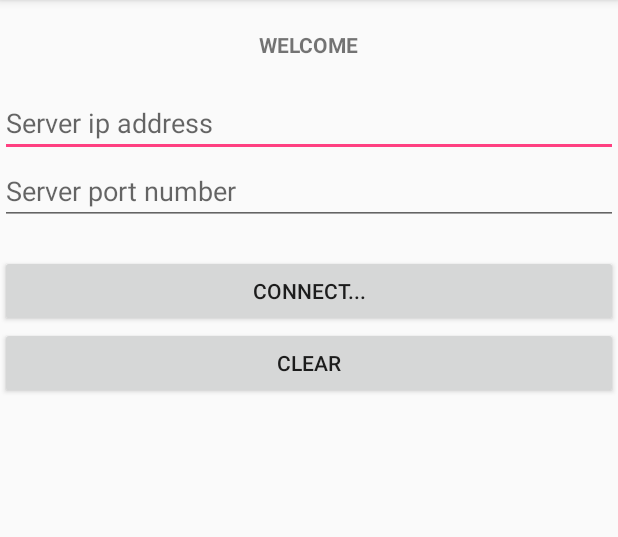
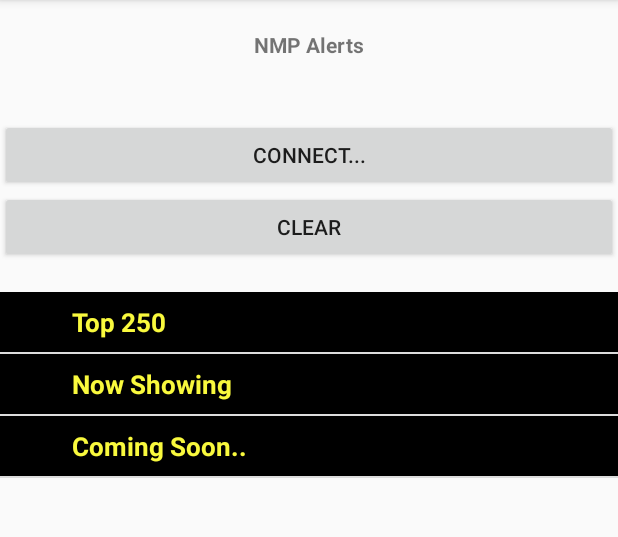
Before and after one commit to apeer001/NMP, an Android app: the screen it shows after launch (MainActivity), on a phone screen of 412 x 824 dp, the part 84-621 px from its top. Run offline under Robolectric (Android 15) with nearby library versions, the phone set to English and light mode, and no system bars.

Commit message:
added expandable list

```diff
--- /dev/null
+++ b/android/NMPAlertViewer/app/src/main/java/com/example/cs183/nmpalertviewer/Adapters/ExpandableListAdapter.java
@@ -0,0 +1,111 @@
+package com.example.cs183.nmpalertviewer.Adapters;
+
+/**
+ * Created by Aaron Peery on 5/31/2016.
+ */
+import java.util.HashMap;
+import java.util.List;
+
+import android.content.Context;
+import android.graphics.Typeface;
+import android.view.LayoutInflater;
+import android.view.View;
+import android.view.ViewGroup;
+import android.widget.BaseExpandableListAdapter;
+import android.widget.TextView;
+
+import com.example.cs183.nmpalertviewer.R;
+
+public class ExpandableListAdapter extends BaseExpandableListAdapter {
+
+    private Context _context;
+    private List<String> _listDataHeader; // header titles
+    // child data in format of header title, child title
+    private HashMap<String, List<String>> _listDataChild;
+
+    public ExpandableListAdapter(Context context, List<String> listDataHeader,
+                                 HashMap<String, List<String>> listChildData) {
+        this._context = context;
+        this._listDataHeader = listDataHeader;
+        this._listDataChild = listChildData;
+    }
+
+    @Override
+    public Object getChild(int groupPosition, int childPosititon) {
+        return this._listDataChild.get(this._listDataHeader.get(groupPosition))
+                .get(childPosititon);
+    }
+
+    @Override
+    public long getChildId(int groupPosition, int childPosition) {
+        return childPosition;
+    }
+
+    @Override
+    public View getChildView(int groupPosition, final int childPosition,
+                             boolean isLastChild, View convertView, ViewGroup parent) {
+
+        final String childText = (String) getChild(groupPosition, childPosition);
+
+        if (convertView == null) {
+            LayoutInflater infalInflater = (LayoutInflater) this._context
+                    .getSystemService(Context.LAYOUT_INFLATER_SERVICE);
+            convertView = infalInflater.inflate(R.layout.list_item, null);
+        }
+
+        TextView txtListChild = (TextView) convertView
+                .findViewById(R.id.lblListItem);
+
+        txtListChild.setText(childText);
+        return convertView;
+    }
+
+    @Override
+    public int getChildrenCount(int groupPosition) {
+        return this._listDataChild.get(this._listDataHeader.get(groupPosition))
+                .size();
+    }
+
+    @Override
+    public Object getGroup(int groupPosition) {
+        return this._listDataHeader.get(groupPosition);
+    }
+
+    @Override
+    public int getGroupCount() {
+        return this._listDataHeader.size();
+    }
+
+    @Override
+    public long getGroupId(int groupPosition) {
+        return groupPosition;
+    }
+
+    @Override
+    public View getGroupView(int groupPosition, boolean isExpanded,
+                             View convertView, ViewGroup parent) {
+        String headerTitle = (String) getGroup(groupPosition);
+        if (convertView == null) {
+            LayoutInflater infalInflater = (LayoutInflater) this._context
+                    .getSystemService(Context.LAYOUT_INFLATER_SERVICE);
+            convertView = infalInflater.inflate(R.layout.list_group, null);
+        }
+
+        TextView lblListHeader = (TextView) convertView
+                .findViewById(R.id.lblListHeader);
+        lblListHeader.setTypeface(null, Typeface.BOLD);
+        lblListHeader.setText(headerTitle);
+
+        return convertView;
+    }
+
+    @Override
+    public boolean hasStableIds() {
+        return false;
+    }
+
+    @Override
+    public boolean isChildSelectable(int groupPosition, int childPosition) {
+        return true;
+    }
+}
--- a/android/NMPAlertViewer/app/src/main/java/com/example/cs183/nmpalertviewer/MainActivity.java
+++ b/android/NMPAlertViewer/app/src/main/java/com/example/cs183/nmpalertviewer/MainActivity.java
@@ -7,7 +7,15 @@ import android.view.View;
 import android.view.View.OnClickListener;
 import android.widget.Button;
 import android.widget.EditText;
+import android.widget.ExpandableListView;
 import android.widget.TextView;
+import android.widget.Toast;
+
+import com.example.cs183.nmpalertviewer.Adapters.ExpandableListAdapter;
+
+import java.util.ArrayList;
+import java.util.HashMap;
+import java.util.List;
 
 
 public class MainActivity extends AppCompatActivity {
@@ -16,13 +24,16 @@ public class MainActivity extends AppCompatActivity {
     EditText editTextAddress, editTextPort;
     Button buttonConnect, buttonClear;
 
+    ExpandableListAdapter listAdapter;
+    ExpandableListView expListView;
+    List<String> listDataHeader;
+    HashMap<String, List<String>> listDataChild;
+
     @Override
     protected void onCreate(Bundle savedInstanceState) {
         super.onCreate(savedInstanceState);
         setContentView(R.layout.activity_main);
 
-        editTextAddress = (EditText) findViewById(R.id.addressEditText);
-        editTextPort = (EditText) findViewById(R.id.portEditText);
         buttonConnect = (Button) findViewById(R.id.connectButton);
         buttonClear = (Button) findViewById(R.id.clearButton);
         response = (TextView) findViewById(R.id.responseTextView);
@@ -43,5 +54,100 @@ public class MainActivity extends AppCompatActivity {
                 response.setText("");
             }
         });
+
+        // get the listview
+        expListView = (ExpandableListView) findViewById(R.id.lvExp);
+
+        // preparing list data
+        prepareListData();
+
+        listAdapter = new ExpandableListAdapter(this, listDataHeader, listDataChild);
+
+        // setting list adapter
+        expListView.setAdapter(listAdapter);
+
+        // Listview on child click listener
+        expListView.setOnChildClickListener(new ExpandableListView.OnChildClickListener() {
+
+            @Override
+            public boolean onChildClick(ExpandableListView parent, View v,
+                                        int groupPosition, int childPosition, long id) {
+                Toast.makeText(
+                        getApplicationContext(),
+                        listDataHeader.get(groupPosition)
+                                + " : "
+                                + listDataChild.get(
+                                listDataHeader.get(groupPosition)).get(
+                                childPosition), Toast.LENGTH_SHORT)
+                        .show();
+                return false;
+            }
+        });
+
+        // Listview Group expanded listener
+        expListView.setOnGroupExpandListener(new ExpandableListView.OnGroupExpandListener() {
+
+            @Override
+            public void onGroupExpand(int groupPosition) {
+                Toast.makeText(getApplicationContext(),
+                        listDataHeader.get(groupPosition) + " Expanded",
+                        Toast.LENGTH_SHORT).show();
+            }
+        });
+
+        // Listview Group collasped listener
+        expListView.setOnGroupCollapseListener(new ExpandableListView.OnGroupCollapseListener() {
+
+            @Override
+            public void onGroupCollapse(int groupPosition) {
+                Toast.makeText(getApplicationContext(),
+                        listDataHeader.get(groupPosition) + " Collapsed",
+                        Toast.LENGTH_SHORT).show();
+
+            }
+        });
+    }
+
+
+    /*
+     * Preparing the list data
+     */
+    private void prepareListData() {
+        listDataHeader = new ArrayList<String>();
+        listDataChild = new HashMap<String, List<String>>();
+
+        // Adding child data
+        listDataHeader.add("Top 250");
+        listDataHeader.add("Now Showing");
+        listDataHeader.add("Coming Soon..");
+
+        // Adding child data
+        List<String> top250 = new ArrayList<String>();
+        top250.add("The Shawshank Redemption");
+        top250.add("The Godfather");
+        top250.add("The Godfather: Part II");
+        top250.add("Pulp Fiction");
+        top250.add("The Good, the Bad and the Ugly");
+        top250.add("The Dark Knight");
+        top250.add("12 Angry Men");
+
+        List<String> nowShowing = new ArrayList<String>();
+        nowShowing.add("The Conjuring");
+        nowShowing.add("Despicable Me 2");
+        nowShowing.add("Turbo");
+        nowShowing.add("Grown Ups 2");
+        nowShowing.add("Red 2");
+        nowShowing.add("The Wolverine");
+
+        List<String> comingSoon = new ArrayList<String>();
+        comingSoon.add("2 Guns");
+        comingSoon.add("The Smurfs 2");
+        comingSoon.add("The Spectacular Now");
+        comingSoon.add("The Canyons");
+        comingSoon.add("Europa Report");
+
+        listDataChild.put(listDataHeader.get(0), top250); // Header, Child data
+        listDataChild.put(listDataHeader.get(1), nowShowing);
+        listDataChild.put(listDataHeader.get(2), comingSoon);
     }
 }
--- a/android/NMPAlertViewer/app/src/main/res/layout/activity_main.xml
+++ b/android/NMPAlertViewer/app/src/main/res/layout/activity_main.xml
@@ -12,20 +12,8 @@
         android:layout_marginTop="20dp"
         android:layout_marginBottom="20dp"
         android:autoLink="web"
-        android:text="WELCOME"
+        android:text="NMP Alerts"
         android:textStyle="bold" />
-
-    <EditText
-        android:id="@+id/addressEditText"
-        android:layout_width="match_parent"
-        android:layout_height="wrap_content"
-        android:hint="Server ip address" />
-
-    <EditText
-        android:id="@+id/portEditText"
-        android:layout_width="match_parent"
-        android:layout_height="wrap_content"
-        android:hint="Server port number" />
 
     <Button
         android:id="@+id/connectButton"
@@ -45,4 +33,9 @@
         android:layout_width="wrap_content"
         android:layout_height="wrap_content" />
 
+    <ExpandableListView
+        android:id="@+id/lvExp"
+        android:layout_height="match_parent"
+        android:layout_width="match_parent"/>
+
 </LinearLayout>
--- /dev/null
+++ b/android/NMPAlertViewer/app/src/main/res/layout/list_group.xml
@@ -0,0 +1,16 @@
+<?xml version="1.0" encoding="utf-8"?>
+<LinearLayout xmlns:android="http://schemas.android.com/apk/res/android"
+    android:orientation="vertical" android:layout_width="match_parent"
+    android:layout_height="match_parent"
+    android:padding="8dp"
+    android:background="#000000">
+
+    <TextView
+        android:id="@+id/lblListHeader"
+        android:layout_width="fill_parent"
+        android:layout_height="wrap_content"
+        android:paddingLeft="?android:attr/expandableListPreferredItemPaddingLeft"
+        android:textSize="17dp"
+        android:textColor="#f9f93d" />
+
+</LinearLayout>
```
Also changed, not shown: android/NMPAlertViewer/app/src/main/res/layout/list_item.xml (added, +15 -0 lines).
